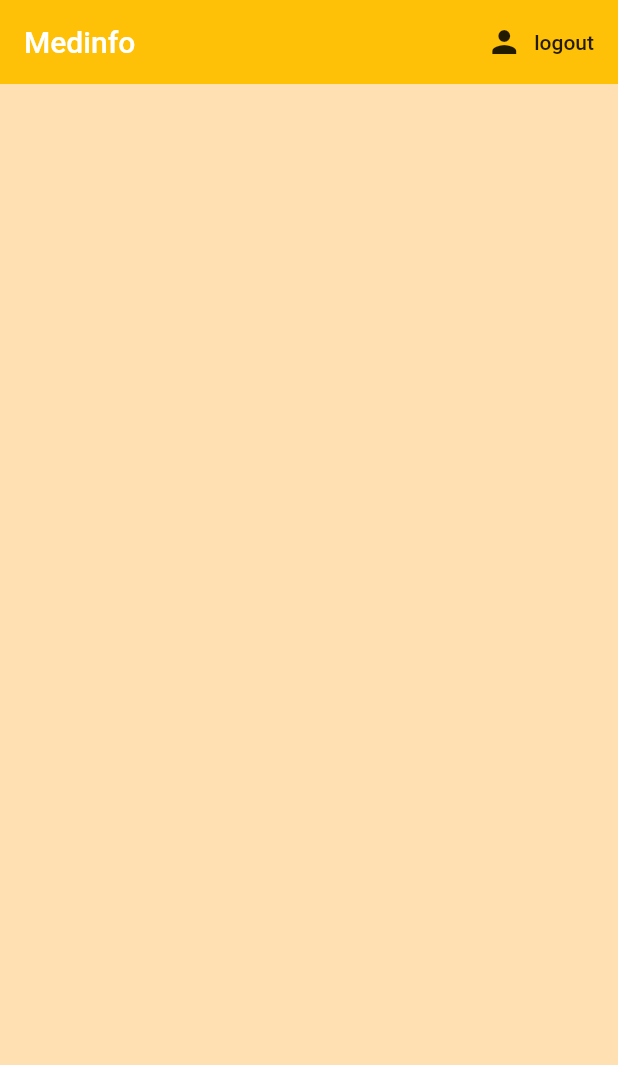
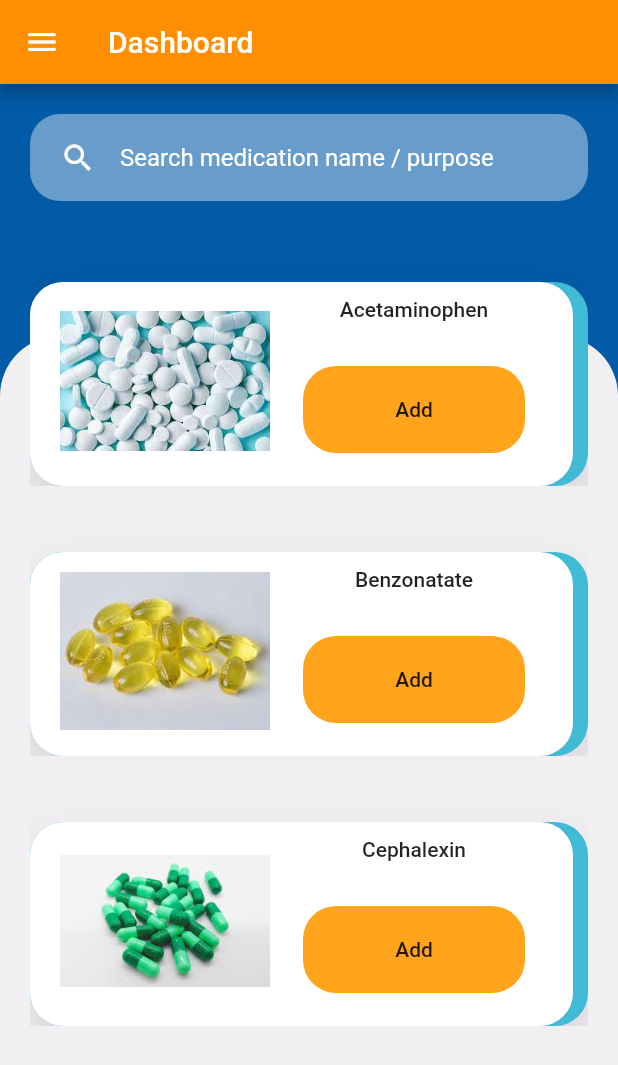
Before and after one commit to adilah99/medication_login, a Flutter app: the screen it shows once a user with an empty profile is signed in, on a phone screen of 412 x 824 dp. Shown: the top 1065 px of the screen. Run offline on Flutter 3.47's test engine with Material 2 defaults, Android fonts, the phone set to English and light mode, and no system bars; our stand-ins replace firebase_auth, flutter_spinkit; accounts and stored records are empty.

Commit message:
commit are done

```diff
--- /dev/null
+++ b/lib/components/search.dart
@@ -0,0 +1,38 @@
+import 'package:flutter/material.dart';
+import 'package:medication_login/shared/constant_med.dart';
+
+class SearchBox extends StatelessWidget {
+  const SearchBox({
+    Key key,
+      this.onChanged,
+  }) : super(key: key);
+  final ValueChanged onChanged;
+
+  @override
+  Widget build(BuildContext context) {
+    return Container(
+      margin: EdgeInsets.all(kDefaultPadding),
+      padding: EdgeInsets.symmetric(
+        horizontal: kDefaultPadding,
+        vertical: kDefaultPadding / 4,
+      ),
+      decoration: BoxDecoration(
+        color: Colors.white.withOpacity(0.4),
+        borderRadius: BorderRadius.circular(20),
+      ),
+      child: TextField(
+          onChanged: onChanged,
+          style: TextStyle(color: Colors.white),
+          decoration: InputDecoration(
+            enabledBorder: InputBorder.none,
+            focusedBorder: InputBorder.none,
+            icon: Icon(
+              Icons.search,
+              color: Colors.white,
+            ),
+            hintText: 'Search medication name / purpose',
+            hintStyle: TextStyle(color: Colors.white),
+          )),
+    );
+  }
+}
--- /dev/null
+++ b/lib/models/medication.dart
@@ -0,0 +1,32 @@
+class Medication {
+  final int id;
+  final String purpose, title, image;
+
+  Medication({this.id, this.purpose, this.title, this.image});
+}
+
+// list of products
+// for our demo
+List<Medication> medications = [
+  Medication(
+    id: 1,
+    purpose: "pain reliever and a fever reducer",
+    title: "Acetaminophen",
+    image: "assets/images/acetaminophen.jpeg",
+
+  ),
+  Medication(
+    id: 4,
+    purpose: "relieve coughing",
+    title: "Benzonatate",
+    image: "assets/images/benzonatate.jpeg",
+
+  ),
+  Medication(
+    id: 9,
+    purpose: "treat infections caused by bacteria",
+    title: "Cephalexin",
+    image: "assets/images/cephalexin.jpeg",
+
+  ),
+];
--- a/lib/screens/home.dart
+++ /dev/null
@@ -1,32 +0,0 @@
-
-import 'package:flutter/material.dart' ;
-import 'package:medication_login/services/auth.dart';
-
-
-class Home extends StatelessWidget {
-
-  final AuthService _auth = AuthService();
-
-  @override
-  Widget build(BuildContext context) {
-   return Scaffold(
-        backgroundColor: Colors.orange[100],
-        appBar: AppBar(
-          title: Text('Medinfo'),
-          backgroundColor: Colors.amber,
-          elevation: 0.0,
-          actions: <Widget> [
-            FlatButton.icon(
-              icon: Icon(Icons.person),
-              label: Text('logout'),
-              onPressed: () async {
-                await _auth.signOut();
-              },
-          ),
-                    ],
-          ),
-
-    );
-
-  }
-}
--- /dev/null
+++ b/lib/screens/med_comp/body.dart
@@ -0,0 +1,40 @@
+import 'package:flutter/material.dart';
+import 'package:medication_login/components/search.dart';
+import 'package:medication_login/screens/med_comp/medication_cart.dart';
+import 'package:medication_login/shared/constant_med.dart';
+import 'package:medication_login/models/medication.dart';
+
+
+class Body extends StatelessWidget {
+  @override
+  Widget build(BuildContext context) {
+    return Column(children: <Widget>[
+      SearchBox(
+        onChanged: (value) {},
+      ),
+      Expanded(
+        child: Stack(children: <Widget>[
+          //background
+          Container(
+            margin: EdgeInsets.only(top: 70),
+            decoration: BoxDecoration(
+              color: kBackgroundColor,
+              borderRadius: BorderRadius.only(
+                topLeft: Radius.circular(40),
+                topRight: Radius.circular(40),
+              ),
+            ),
+          ),
+          ListView.builder(
+            itemBuilder: (context, index) => MedicationCard(
+              itemIndex: index,
+              medication: medications[index],
+              press: () {},
+            ),
+            itemCount: medications.length,
+          )
+        ]),
+      )
+    ]);
+  }
+}
--- /dev/null
+++ b/lib/screens/med_comp/medication_cart.dart
@@ -0,0 +1,113 @@
+import 'package:flutter/material.dart';
+import 'package:medication_login/models/medication.dart';
+import 'package:medication_login/screens/my_medication_screen.dart';
+import 'package:medication_login/shared/constant_med.dart';
+
+
+class MedicationCard extends StatelessWidget {
+  const MedicationCard({
+    Key key,
+    this.itemIndex,
+    this.medication,
+    this.press,
+  }) : super(key: key);
+
+  final int itemIndex;
+  final Medication medication;
+  final Function press;
+
+  @override
+  Widget build(BuildContext context) {
+    Size size = MediaQuery.of(context).size;
+    return Container(
+      margin: EdgeInsets.symmetric(
+        horizontal: kDefaultPadding,
+        vertical: kDefaultPadding / 2,
+      ),
+      //color: Colors.blueAccent,
+      height: 160,
+      child: InkWell(
+        child: Stack(
+          alignment: Alignment.bottomCenter,
+          children: <Widget>[
+            // Background
+            Container(
+              height: 136,
+              decoration: BoxDecoration(
+                borderRadius: BorderRadius.circular(22),
+                color: kBlueColor,
+                boxShadow: [kDefaultShadow],
+              ),
+              child: Container(
+                margin: EdgeInsets.only(right: 10),
+                decoration: BoxDecoration(
+                  color: Colors.white,
+                  borderRadius: BorderRadius.circular(22),
+                ),
+              ),
+            ),
+            //Medication image
+            Positioned(
+              top: 0,
+              left: 0,
+              child: Container(
+                padding: EdgeInsets.symmetric(horizontal: kDefaultPadding),
+                height: 180,
+                width: 180,
+                child: Image.asset(
+                  medication.image,
+                ),
+              ),
+            ),
+            //Medication title
+            Positioned(
+              bottom: -10,
+              right: 0,
+              child: SizedBox(
+                height: 136,
+                width: size.width - 180,
+                child: Column(
+                  crossAxisAlignment: CrossAxisAlignment.center,
+                  children: <Widget>[
+                    Padding(
+                      padding: const EdgeInsets.symmetric(
+                          horizontal: kDefaultPadding),
+                      child: Text(medication.title,
+                          style: Theme.of(context).textTheme.button),
+                    ),
+                    SizedBox(
+                      height: 30,
+                    ),
+                    //Add button
+                    Container(
+                      padding: EdgeInsets.symmetric(
+                        horizontal: kDefaultPadding * 1.5,
+                        vertical: kDefaultPadding / 4,
+                      ),
+                      decoration: BoxDecoration(
+                          color: kSecondaryColor,
+                          borderRadius: BorderRadius.circular(22)),
+                      // ignore: deprecated_member_use
+                      child: FlatButton(
+                        child: Text(
+                          "Add",
+                          style: Theme.of(context).textTheme.button,
+                        ),
+                        onPressed: () {
+                           Navigator.push(
+                  context,
+                  MaterialPageRoute(builder: (context) => MyMedicationScreen()),
+                );
+                        },
+                      ),
+                    )
+                  ],
+                ),
+              ),
+            ),
+          ],
+        ),
+      ),
+    );
+  }
+}
--- /dev/null
+++ b/lib/screens/medication_screen.dart
@@ -0,0 +1,72 @@
+import 'package:flutter/material.dart';
+import 'package:medication_login/screens/med_comp/body.dart';
+import 'package:medication_login/screens/my_medication_screen.dart';
+import 'package:medication_login/services/auth.dart';
+import 'package:medication_login/shared/constant_med.dart';
+
+class MedicationScreen extends StatelessWidget {
+
+  final AuthService _auth = AuthService();
+
+  @override
+  Widget build(BuildContext context) {
+    return Scaffold(
+      backgroundColor: kPrimaryColor,
+      drawer: Drawer(
+        child: ListView(
+          padding: EdgeInsets.zero,
+          children: <Widget>[
+            DrawerHeader(
+              decoration: BoxDecoration(
+                color: Colors.amber,
+              ),
+              child: Text('MedicationApp'),
+            ),
+            ListTile(
+              title: Text('Dashboard'),
+              onTap: () {
+                Navigator.push(
+                  context,
+                  MaterialPageRoute(builder: (context) => MedicationScreen()),
+                );
+              },
+            ),
+            ListTile(
+              title: Text('My Medication'),
+              onTap: () {
+                Navigator.push(
+                  context,
+                  MaterialPageRoute(builder: (context) => MyMedicationScreen()),
+                );
+              },
+            ),
+            ListTile(
+              title: Text('Set Reminder'),
+              onTap: () {},
+            ),
+            ListTile(
+              title: Text('Log Out'),
+              onTap: () async {
+                await _auth.signOut();
+              },
+            ),
+          ],
+        ),
+      ),
+      appBar: buildAppBar(),
+      body: Body(),
+    );
+  }
+
+  AppBar buildAppBar() {
+    return AppBar(
+      title: Text('Dashboard'),
+      centerTitle: false,
+      backgroundColor: Colors.amber[800],
+      actions: <Widget> [
+
+
+                    ],
+    );
+  }
+}
--- a/lib/screens/wrapper.dart
+++ b/lib/screens/wrapper.dart
@@ -1,6 +1,6 @@
 import 'package:medication_login/screens/authenticate/authenticate.dart';
-import 'package:medication_login/screens/home.dart';
 import 'package:flutter/material.dart' ;
+import 'package:medication_login/screens/medication_screen.dart';
 import 'package:provider/provider.dart';
 import 'package:medication_login/models/user.dart';
 
@@ -15,7 +15,7 @@ class Wrapper extends StatelessWidget {
     if (user == null) {
       return Authenticate();
     } else {
-      return Home();
+      return MedicationScreen();
     }
 
   }
--- /dev/null
+++ b/lib/shared/constant_med.dart
@@ -0,0 +1,18 @@
+import 'package:flutter/material.dart';
+
+// list of colors that we use in our app
+const kBackgroundColor = Color(0xFFF1EFF1);
+const kPrimaryColor = Color(0xFF035AA6);
+const kSecondaryColor = Color(0xFFFFA41B);
+const kTextColor = Color(0xFF000839);
+const kTextLightColor = Color(0xFF747474);
+const kBlueColor = Color(0xFF40BAD5);
+
+const kDefaultPadding = 20.0;
+
+// our default Shadow
+const kDefaultShadow = BoxShadow(
+  offset: Offset(0, 15),
+  blurRadius: 27,
+  color: Colors.black12, // Black color with 12% opacity
+);
--- a/pubspec.yaml
+++ b/pubspec.yaml
@@ -49,7 +49,9 @@ flutter:
   uses-material-design: true
 
   # To add assets to your application, add an assets section, like this:
-  # assets:
+  assets:
+    - assets/images/
+
   #   - images/a_dot_burr.jpeg
   #   - images/a_dot_ham.jpeg
 
```
Also changed, not shown: lib/screens/med_comp/medication_list.dart (added, +113 -0 lines), lib/screens/med_comp/my_medication.dart (added, +35 -0 lines), lib/screens/my_medication_screen.dart (added, +70 -0 lines), lib/screens/time_picker.dart (added, +78 -0 lines), assets/icons/back.svg (added), assets/icons/search.svg (added), assets/images/acetaminophen.jpeg (added), assets/images/benzonatate.jpeg (added), assets/images/cephalexin.jpeg (added).
